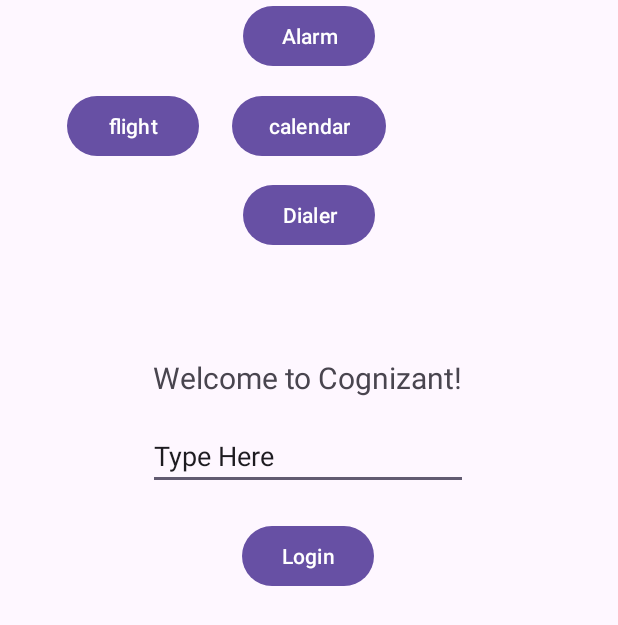
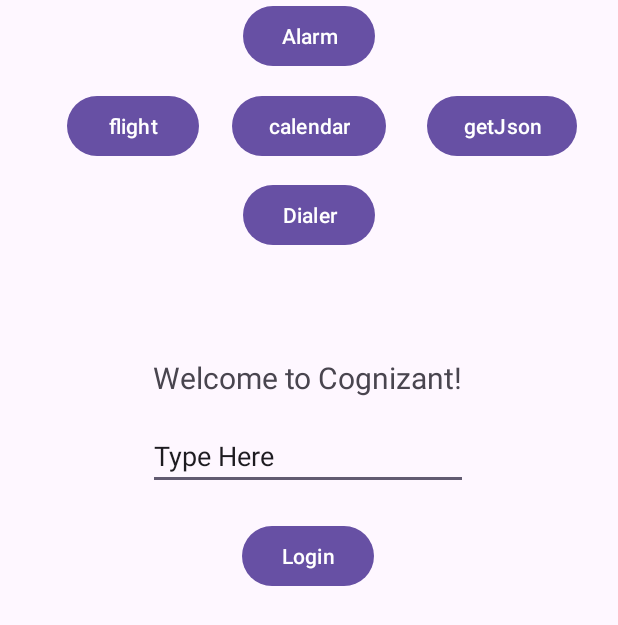
Before and after one commit to W00LaLa/CognizantRever-AndroidStudio, an Android app: the screen it shows after launch (MainActivity), after a tap on "flight", on a phone screen of 412 x 824 dp. Shown: the top 625 px of the screen. Run offline under Robolectric (Android 15) with nearby library versions, the phone set to English and light mode, and no system bars.

Commit message:
parsing json - give a link with mars photo (connection internet)

```diff
--- a/app/build.gradle.kts
+++ b/app/build.gradle.kts
@@ -36,6 +36,7 @@
 }
 
 dependencies {
+    implementation(libs.retrofit)
 
     implementation(libs.androidx.core.ktx)
     implementation(libs.androidx.appcompat)
@@ -43,6 +44,8 @@
     implementation(libs.androidx.activity)
     implementation(libs.androidx.constraintlayout)
     implementation(libs.androidx.media3.common)
+    implementation(libs.moshi.kotlin)
+    implementation(libs.converter.moshi)
     testImplementation(libs.junit)
     androidTestImplementation(libs.androidx.junit)
     androidTestImplementation(libs.androidx.espresso.core)
--- a/app/src/main/AndroidManifest.xml
+++ b/app/src/main/AndroidManifest.xml
@@ -8,6 +8,11 @@
     <uses-permission android:name="android.permission.READ_CALL_LOG" />
     <uses-permission android:name="android.permission.READ_PHONE_STATE" />
     <uses-permission android:name="android.permission.WRITE_CALL_LOG" />
+    <uses-permission android:name="android.permission.INTERNET"/>
+
+    <queries>
+        <package android:name="com.example.secondapp" />
+    </queries>
 
     <uses-feature
         android:name="android.hardware.telephony"
--- a/app/src/main/java/com/example/cognizantrever/MainActivity.kt
+++ b/app/src/main/java/com/example/cognizantrever/MainActivity.kt
@@ -1,7 +1,6 @@
 package com.example.cognizantrever
 
 import android.content.Intent
-import android.content.pm.PackageManager
 import android.net.Uri
 import android.os.Bundle
 import android.provider.AlarmClock
@@ -10,17 +9,28 @@
 import android.widget.TextView
 import androidx.activity.enableEdgeToEdge
 import androidx.appcompat.app.AppCompatActivity
-import androidx.core.app.ActivityCompat
-import androidx.core.content.ContextCompat
-import android.Manifest
+import android.content.ComponentName
+import android.widget.Button
+import kotlinx.coroutines.Dispatchers
+import kotlinx.coroutines.GlobalScope
+import kotlinx.coroutines.launch
+import android.util.Log
+import com.example.cognizantrever.networking.MarsApi
 
 
 class MainActivity : AppCompatActivity() {
+    lateinit var jsonButton: Button
+    var TAG = MainActivity::class.java.simpleName
 
     override fun onCreate(savedInstanceState: Bundle?) {
         super.onCreate(savedInstanceState)
         enableEdgeToEdge()
         setContentView(R.layout.activity_main)
+
+        jsonButton = findViewById(R.id.btnJson)
+        jsonButton.setOnClickListener {
+            getMarsPhotos()
+        }
     }
 
     // Write in editText then print the content on textView
@@ -68,6 +78,21 @@
 
     fun sendFlightBroadcast(view: View){
         var flightIntent = Intent("ihave.flight")
-        sendBroadcast(flightIntent)
+        //sendBroadcast(flightIntent)
+        intent.setComponent(
+            ComponentName(
+                "com.example.secondcognizant",
+                "com.example.secondcognizant.FlightReceiver"
+            )
+        )
+
+        sendBroadcast(flightIntent,"mypermission.password.portugal")
+    }
+
+    private fun getMarsPhotos() {
+        GlobalScope.launch(Dispatchers.IO) {       //async await
+            val listMarsPhoto = MarsApi.retrofitService.getPhotos()
+            Log.i(TAG,listMarsPhoto.get(0).imgSrc)
+        }
     }
 }
--- a/app/src/main/res/layout/activity_main.xml
+++ b/app/src/main/res/layout/activity_main.xml
@@ -90,4 +90,13 @@
         app:layout_constraintHorizontal_bias="0.666"
         app:layout_constraintStart_toStartOf="parent" />
 
+    <Button
+        android:id="@+id/btnJson"
+        android:layout_width="wrap_content"
+        android:layout_height="wrap_content"
+        android:text="getJson"
+        app:layout_constraintBottom_toBottomOf="@+id/btnCalendar"
+        app:layout_constraintEnd_toEndOf="parent"
+        app:layout_constraintStart_toEndOf="@+id/btnCalendar" />
+
 </androidx.constraintlayout.widget.ConstraintLayout>
--- a/gradle/libs.versions.toml
+++ b/gradle/libs.versions.toml
@@ -10,6 +10,9 @@
 activity = "1.9.1"
 constraintlayout = "2.1.4"
 media3Common = "1.4.0"
+retrofit = "2.11.0"
+moshiKotlin = "1.15.1"
+converterMoshi = "2.11.0"
 
 [libraries]
 androidx-core-ktx = { group = "androidx.core", name = "core-ktx", version.ref = "coreKtx" }
@@ -21,6 +24,9 @@
 androidx-activity = { group = "androidx.activity", name = "activity", version.ref = "activity" }
 androidx-constraintlayout = { group = "androidx.constraintlayout", name = "constraintlayout", version.ref = "constraintlayout" }
 androidx-media3-common = { group = "androidx.media3", name = "media3-common", version.ref = "media3Common" }
+retrofit = { module = "com.squareup.retrofit2:retrofit", version.ref = "retrofit" }
+moshi-kotlin = { group = "com.squareup.moshi", name = "moshi-kotlin", version.ref = "moshiKotlin" }
+converter-moshi = { group = "com.squareup.retrofit2", name = "converter-moshi", version.ref = "converterMoshi" }
 
 [plugins]
 android-application = { id = "com.android.application", version.ref = "agp" }
```
Also changed, not shown: app/src/main/java/com/example/cognizantrever/networking/MarsApiService.kt (added, +30 -0 lines), app/src/main/java/com/example/cognizantrever/networking/MarsPhoto.kt (added, +10 -0 lines).
